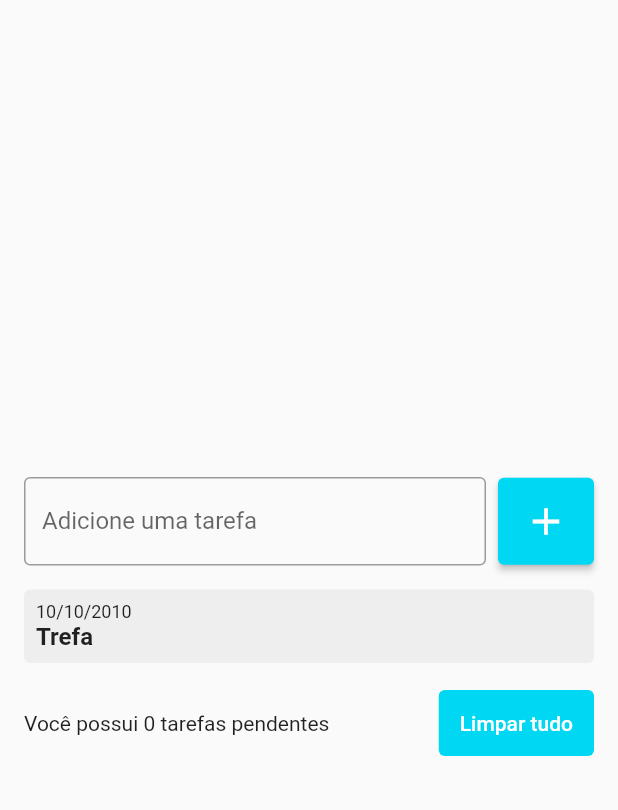
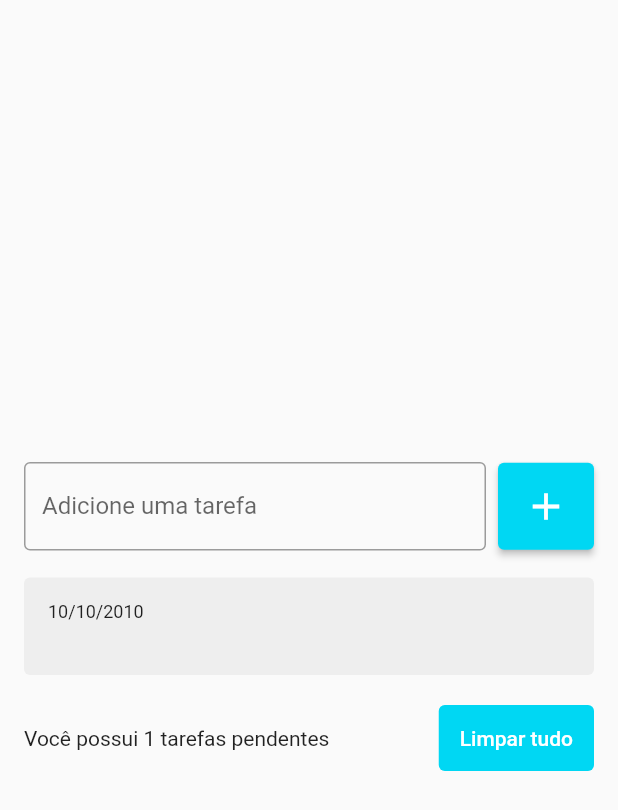
Before and after one commit to jonasaugust1/todo_list-flutter, a Flutter app: the screen it shows after launch, after a tap on the "add" icon, on a phone screen of 412 x 824 dp. Shown: the top 810 px of the screen. Run offline on Flutter 3.47's test engine with Material 2 defaults, Android fonts, the phone set to English and light mode, and no system bars.

Commit message:
Improving Interface

```diff
--- a/lib/pages/todo_list_page.dart
+++ b/lib/pages/todo_list_page.dart
@@ -15,10 +15,11 @@ class _TodoListPageState extends State<TodoListPage> {
 
   @override
   Widget build(BuildContext context) {
-    return Scaffold(
+    return SafeArea(
+      child: Scaffold(
         body: Center(
           child: Padding(
-          padding: const EdgeInsets.symmetric(horizontal: 16),
+            padding: const EdgeInsets.all(16),
             child: Column(
               mainAxisSize: MainAxisSize.min,
               children: [
@@ -60,15 +61,17 @@ class _TodoListPageState extends State<TodoListPage> {
                     shrinkWrap: true,
                     children: [
                         for(String todo in todos)
-                        const TodoListItem()
+                          TodoListItem(
+                            title: todo,
+                          )
                     ],
                   ),
                 ),
                 const SizedBox(height: 16),
                 Row(
                   children: [
-                  const Expanded(
-                      child: Text('Você possui 0 tarefas pendentes')
+                    Expanded(
+                        child: Text('Você possui ${todos.length} tarefas pendentes')
                     ),
                     const SizedBox(width: 8),
                     ElevatedButton(
@@ -88,6 +91,7 @@ class _TodoListPageState extends State<TodoListPage> {
             ),
           ),
         ),
+      ),
     );
   }
 }
--- a/lib/widgets/todo_list_item.dart
+++ b/lib/widgets/todo_list_item.dart
@@ -1,28 +1,31 @@
 import 'package:flutter/material.dart';
 
 class TodoListItem extends StatelessWidget {
-  const TodoListItem ({Key? key}) : super(key: key);
+  const TodoListItem ({Key? key, required this.title}) : super(key: key);
+
+  final String title;
 
   @override
   Widget build(BuildContext context) {
     return Container(
       decoration: BoxDecoration(
         borderRadius: BorderRadius.circular(4),
-        color: Colors.grey[200],
+        color: Colors.grey[200]
       ),
-      padding: const EdgeInsets.all(8),
-      child: const Column(
+      padding: const EdgeInsets.all(16),
+      margin: const EdgeInsets.symmetric(vertical: 2),
+      child: Column(
         crossAxisAlignment: CrossAxisAlignment.start,
         children: [
-          Text(
+          const Text(
               '10/10/2010',
             style: TextStyle(
               fontSize: 12,
             ),
           ),
           Text(
-              'Trefa',
-            style: TextStyle(
+            title,
+            style: const TextStyle(
               fontSize: 16,
               fontWeight: FontWeight.w600
             ),
```
Lines whose indentation alone changed are shown as unchanged.
